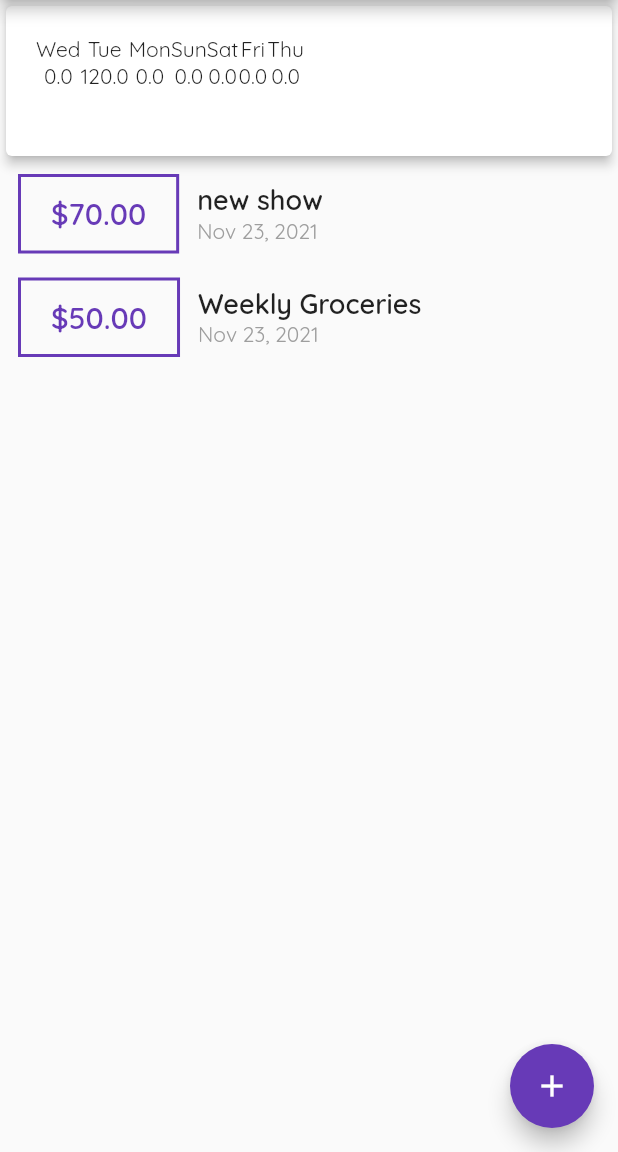
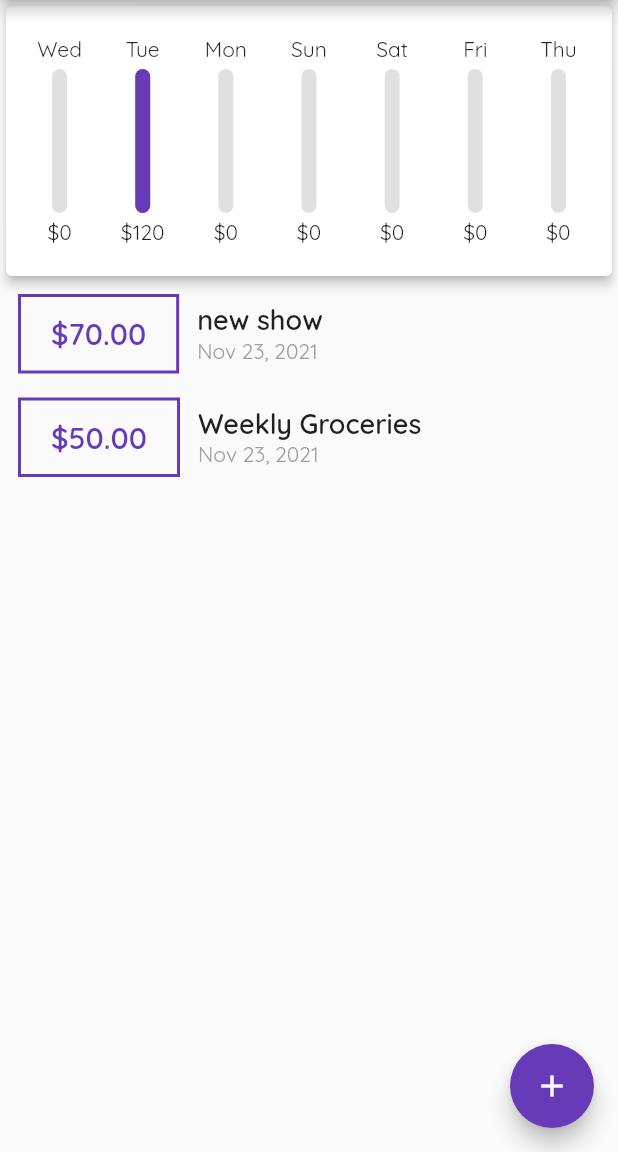
Before and after one commit to hasansujon786/flutter-expense-tracker, a Flutter app: the screen it shows after launch, on a phone screen of 412 x 824 dp, the part 84-1236 px from its top. Run offline on Flutter 3.47's test engine with Material 2 defaults, Android fonts, the phone set to English and light mode, and no system bars.

Commit message:
add chart Bar

```diff
--- a/lib/main.dart
+++ b/lib/main.dart
@@ -1,5 +1,6 @@
-import 'package:expense_tracker/screens/home_screen.dart';
 import 'package:flutter/material.dart';
+
+import './screens/home_screen.dart';
 
 void main() {
   runApp(const MyApp());
--- /dev/null
+++ b/lib/widgets/chart_bar.dart
@@ -0,0 +1,52 @@
+import 'package:flutter/material.dart';
+
+class ChartBar extends StatelessWidget {
+  const ChartBar(
+      {Key? key,
+      required this.day,
+      required this.amount,
+      required this.spendingPercentOfWeek})
+      : super(key: key);
+
+  final dynamic day;
+  final dynamic amount;
+  final double spendingPercentOfWeek;
+
+  @override
+  Widget build(BuildContext context) {
+    return Flexible(
+      fit: FlexFit.tight,
+      child: Column(children: [
+        Text('$day'),
+        const SizedBox(height: 4),
+        Flexible(
+          child: Stack(
+            children: [
+              Container(
+                width: 10,
+                decoration: BoxDecoration(
+                  color: Colors.grey.shade300,
+                  borderRadius: const BorderRadius.all(Radius.circular(10)),
+                ),
+              ),
+              FractionallySizedBox(
+                heightFactor: spendingPercentOfWeek,
+                child: Container(
+                  width: 10,
+                  decoration: BoxDecoration(
+                    color: Theme.of(context).primaryColor,
+                    borderRadius: const BorderRadius.all(Radius.circular(10)),
+                  ),
+                ),
+              )
+            ],
+          ),
+        ),
+        const SizedBox(height: 4),
+        FittedBox(
+          child: Text('\$${amount.toStringAsFixed(0)}'),
+        ),
+      ]),
+    );
+  }
+}
--- a/lib/widgets/chart_weekdays.dart
+++ b/lib/widgets/chart_weekdays.dart
@@ -1,6 +1,8 @@
-import 'package:expense_tracker/models/transaction.dart';
 import 'package:flutter/material.dart';
 import 'package:intl/intl.dart';
+
+import '../models/transaction.dart';
+import './chart_bar.dart';
 
 class ChartWeekdays extends StatelessWidget {
   const ChartWeekdays({Key? key, required this.lastWeekTransactions})
@@ -19,8 +21,15 @@ class ChartWeekdays extends StatelessWidget {
         }
       }
 
-      return {'day': DateFormat.E().format(weekDay), 'total': totalsum};
+      return {
+        'day': DateFormat.E().format(weekDay),
+        'totalSpendingOfDay': totalsum
+      };
     });
+  }
+
+  double get totalSpendingOfWeek {
+    return lastWeekTransactions.fold(0, (sum, item) => sum + item.amount);
   }
 
   @override
@@ -28,19 +37,22 @@ class ChartWeekdays extends StatelessWidget {
     return Card(
       elevation: 3,
       child: Container(
-        padding: const EdgeInsets.all(20),
+        padding: const EdgeInsets.symmetric(vertical: 20, horizontal: 8),
         child: Row(
+          mainAxisAlignment: MainAxisAlignment.spaceBetween,
+          /* crossAxisAlignment: CrossAxisAlignment.center, */
           children: groupedTransactionValues.map((item) {
-            return Column(
-              children: [
-                Text('${item['day']}'),
-                Text('${item['total']}'),
-              ],
-            );
+            return ChartBar(
+                day: item['day'],
+                amount: item['totalSpendingOfDay'],
+                spendingPercentOfWeek: totalSpendingOfWeek == 0.0
+                    ? 0.0
+                    : (item['totalSpendingOfDay'] as double) /
+                        totalSpendingOfWeek);
           }).toList(),
         ),
         width: double.infinity,
-        height: 100,
+        height: 180,
       ),
     );
   }
```
Also changed, not shown: lib/screens/home_screen.dart (+5 -4 lines).
